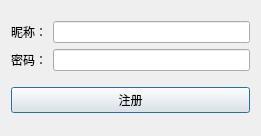
Qt form client/dialogsignup.ui (seekstar/syncchat) before a commit.
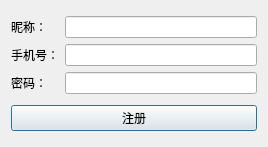
The same form after that commit.

The edit to the form file:
```diff
--- a/client/dialogsignup.ui
+++ b/client/dialogsignup.ui
@@ -6,8 +6,8 @@
    <rect>
     <x>0</x>
     <y>0</y>
-    <width>261</width>
-    <height>136</height>
+    <width>268</width>
+    <height>147</height>
    </rect>
   </property>
   <property name="windowTitle">
@@ -23,7 +23,7 @@
        </property>
       </widget>
      </item>
-     <item row="1" column="0">
+     <item row="2" column="0">
       <widget class="QLabel" name="label_2">
        <property name="text">
         <string>密码：</string>
@@ -33,9 +33,19 @@
      <item row="0" column="1">
       <widget class="QLineEdit" name="username"/>
      </item>
-     <item row="1" column="1">
+     <item row="2" column="1">
       <widget class="QLineEdit" name="pw"/>
      </item>
+     <item row="1" column="0">
+      <widget class="QLabel" name="label_3">
+       <property name="text">
+        <string>手机号：</string>
+       </property>
+      </widget>
+     </item>
+     <item row="1" column="1">
+      <widget class="QLineEdit" name="phone"/>
+     </item>
     </layout>
    </item>
    <item>
```
